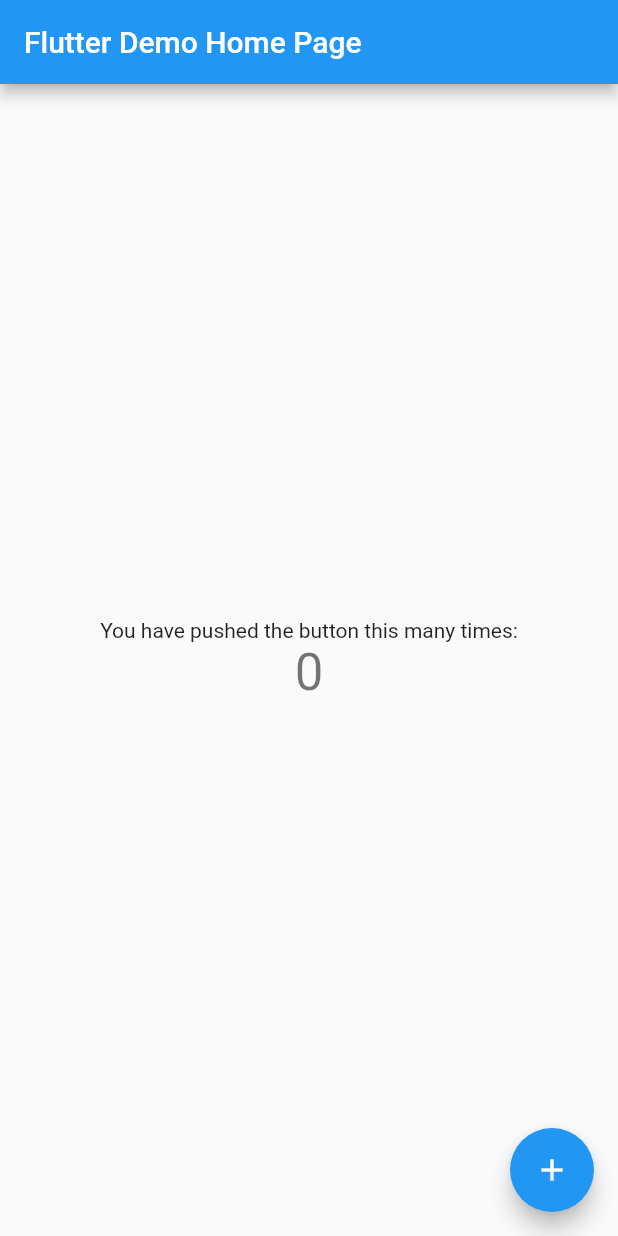
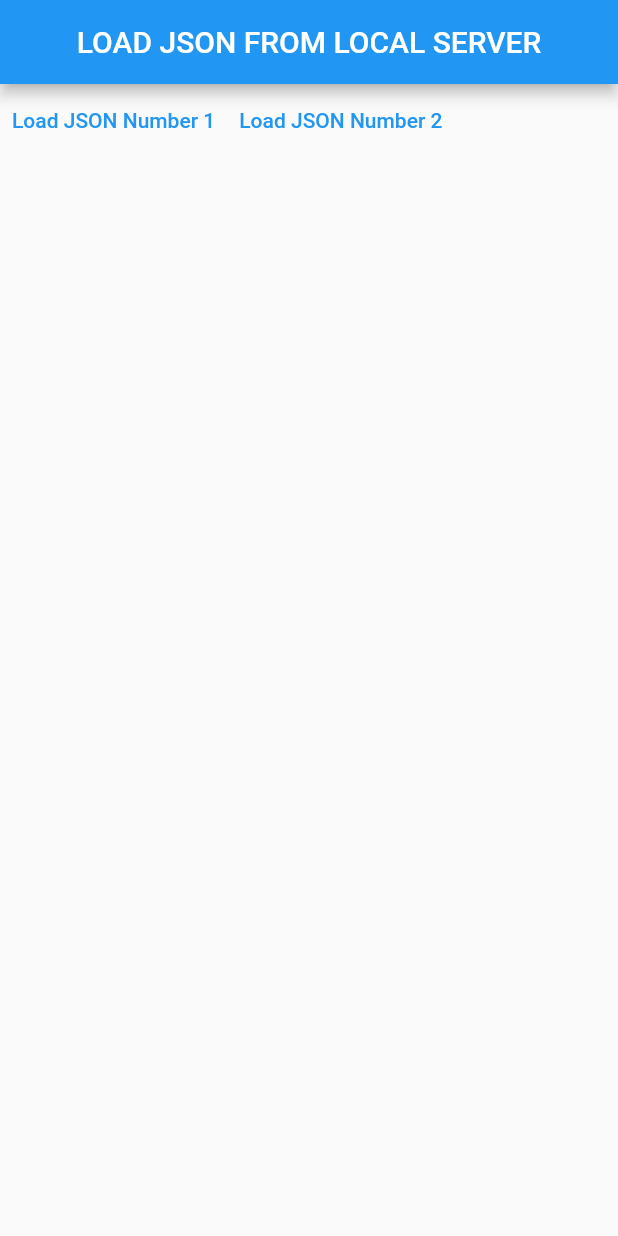
Before and after one commit to Chi-naza/first_bloc_app, a Flutter app: the screen it shows after launch, on a phone screen of 412 x 824 dp. Run offline on Flutter 3.47's test engine with Material 2 defaults, Android fonts, the phone set to English and light mode, and no system bars; our stand-ins replace bloc, flutter_bloc.

Commit message:
Finished Cubit Example; Started Bloc Example and Bloc Testing

```diff
--- /dev/null
+++ b/lib/bloc-personsExample/bloc_actions.dart
@@ -0,0 +1,50 @@
+import 'package:first_bloc_app/bloc-personsExample/person.dart';
+import 'package:flutter/foundation.dart' show immutable;
+
+
+
+
+typedef PersonLoader = Future<Iterable<Person>> Function(String url);
+
+const personUrl1 = "http://127.0.0.1:5500/api/persons1.json";
+const personUrl2 = "http://127.0.0.1:5500/api/persons2.json";
+
+
+// NB: Events are bloc inputs & Emit is the output of your Bloc
+
+// For wrapping up multiple events and states
+@immutable abstract class LoadAction {
+  const LoadAction();
+}
+
+
+
+// Bloc input (i.e the Event)
+@immutable class LoadPersonAction implements LoadAction {
+  final String url;
+  final PersonLoader loader;
+  LoadPersonAction({required this.url, required this.loader}) : super();
+}
+
+
+
+// enum
+// enum Personurl {
+//   persons1,
+//   persons2
+// }
+
+
+// extension UrlString on Personurl {
+//   String get urlString {
+//     switch(this){
+
+//       case Personurl.persons1:
+//         return "http://127.0.0.1:5500/api/persons1.json";
+//         break;
+//       case Personurl.persons2:
+//         return "http://127.0.0.1:5500/api/persons2.json";
+//         break;
+//     }
+//   }
+// }
--- /dev/null
+++ b/lib/bloc-personsExample/bloc_intro_screen.dart
@@ -0,0 +1,126 @@
+import 'dart:convert';
+import 'dart:io';
+import 'package:first_bloc_app/bloc-personsExample/bloc_actions.dart';
+import 'package:first_bloc_app/bloc-personsExample/person.dart';
+import 'package:first_bloc_app/bloc-personsExample/persons_bloc.dart';
+import 'package:flutter/material.dart';
+import 'package:flutter_bloc/flutter_bloc.dart';
+import 'dart:developer' as devtools show log;
+
+class BlocIntroScreen extends StatefulWidget {
+  const BlocIntroScreen({super.key});
+
+  @override
+  State<BlocIntroScreen> createState() => _BlocIntroScreenState();
+}
+
+class _BlocIntroScreenState extends State<BlocIntroScreen> {
+  @override
+  Widget build(BuildContext context) {
+    return Scaffold(
+      appBar: AppBar(
+        title: Text('LOAD JSON FROM LOCAL SERVER'),
+        centerTitle: true,
+      ),
+      body: Column(
+        children: [
+          Row(
+            children: [
+              TextButton(
+                onPressed: (){
+                  // Loading the bloc action
+                  context.read<PersonsBloc>().add(LoadPersonAction(url: personUrl1, loader: getPersons));
+                },
+                child: const Text('Load JSON Number 1'),
+              ),
+              TextButton(
+                onPressed: (){
+                  // Loading the bloc action
+                  context.read<PersonsBloc>().add(LoadPersonAction(url: personUrl2, loader: getPersons));
+                },
+                child: const Text('Load JSON Number 2'),
+              ),
+            ],
+          ),
+          BlocBuilder<PersonsBloc, FetchResult?>(
+            buildWhen: (previous, current) {
+              return previous?.persons != current?.persons;
+            },
+            builder: (context, fetchResult) {
+              fetchResult?.log();
+              final persons = fetchResult?.persons;
+
+              if(persons == null){
+                return const SizedBox();
+              }
+
+              return Expanded(
+                child: ListView.builder(
+                  itemCount: persons.length,
+                  itemBuilder: (context, index) {
+                    final person = persons[index];
+                    return ListTile(
+                      title: Text(person!.name),
+                      subtitle: Text(person.age.toString()),
+                    );
+                  },
+                ),
+              );
+
+            },
+          ),
+        ],
+      ),
+    );
+  }
+}
+
+
+
+
+
+
+
+
+
+
+
+
+
+
+
+
+
+
+
+
+
+// A function which simulates data fetch. Simulation achieved with vs code live server.
+Future<Iterable<Person>> getPersons(String url) async{
+  return await HttpClient()
+  .getUrl(Uri.parse(url))
+  .then((req) => req.close())
+  .then((resp) => resp.transform(utf8.decoder).join())
+  .then((str) => json.decode(str) as List<dynamic>)
+  .then((list) => list.map((e) => Person.fromJson(e)));
+}
+
+
+
+
+
+
+
+
+// An extension to extend the functionalities of an Iterable, especially for our list
+// If the element of the iterable accessed is not available, then, return null, instead of error
+extension Subscript<T> on Iterable<T> {
+  T? operator [](int index) => length > index ? elementAt(index) : null;
+}
+
+
+
+/// Adding Logging to our application
+extension Log on Object {
+  void log() => devtools.log(toString());
+}
--- /dev/null
+++ b/lib/bloc-personsExample/person.dart
@@ -0,0 +1,14 @@
+import 'package:flutter/foundation.dart' show immutable;
+
+// Person Model
+@immutable class Person {
+  final String name;
+  final int age;
+
+  const Person({ required this.name, required this.age });
+
+  Person.fromJson(Map<String, dynamic> json):
+    name = json['name'] as String,
+    age = json['age'] as int;
+
+}
--- /dev/null
+++ b/lib/bloc-personsExample/persons_bloc.dart
@@ -0,0 +1,68 @@
+import 'package:bloc/bloc.dart';
+import 'package:first_bloc_app/bloc-personsExample/bloc_actions.dart';
+import 'package:first_bloc_app/bloc-personsExample/person.dart';
+import 'package:flutter/foundation.dart' show immutable;
+
+
+
+// A custom extension on Iterable
+// Checks if two iterables are equal without using their ordering: checks their normal lengths & length of their intersections.
+extension IsEqualToIgnoringOrdering<T> on Iterable<T> {
+  bool isEqualToIgnoringOrdering(Iterable other) => length == other.length && {...this}.intersection({...other}) == length;
+}
+
+
+
+
+
+// Bloc Header
+class PersonsBloc extends Bloc<LoadAction, FetchResult?> {
+  final Map<String, Iterable<Person>> _cache = {};
+
+  PersonsBloc() : super(null){
+    on<LoadPersonAction>((event, emit) async{
+      final url =  event.url;
+      if(_cache.containsKey(url)){
+        // we have the value in the cache
+        final cachedPersons = _cache[url]!;
+        final result = FetchResult(
+          persons: cachedPersons,
+          isRetrievedFromCache: true
+        );
+        emit(result);
+      }else{
+        final loader = event.loader;
+        // we are retrieving fresh info from the loader (LoadActions).
+        final persons = await loader(url);
+        _cache[url] = persons;
+        final result = FetchResult(persons: persons, isRetrievedFromCache: false);
+        emit(result);
+      }
+    });
+  }
+}
+
+
+
+
+
+// The bloc state (OUTPUT)
+@immutable class FetchResult {
+  final Iterable<Person> persons;
+  final bool isRetrievedFromCache;
+
+  const FetchResult({ required this.persons, required this.isRetrievedFromCache });
+
+  @override
+  String toString() {
+    return "FetchResult (isRetrieved from cache = $isRetrievedFromCache, Persons: $persons)";
+  }
+
+  // overriding the equality
+  @override
+  bool operator == (covariant FetchResult other) => persons.isEqualToIgnoringOrdering(other.persons) && isRetrievedFromCache == other.isRetrievedFromCache;
+
+  // overriding the hash function
+  @override
+  int get hashCode => Object.hash(persons, isRetrievedFromCache);
+}
--- a/lib/main.dart
+++ b/lib/main.dart
@@ -1,7 +1,12 @@
+import 'package:first_bloc_app/bloc-personsExample/bloc_intro_screen.dart';
+import 'package:first_bloc_app/bloc-personsExample/persons_bloc.dart';
+import 'package:first_bloc_app/cubit-example/cubit_example_screen.dart';
 import 'package:flutter/material.dart';
+import'package:bloc/bloc.dart';
+import 'package:flutter_bloc/flutter_bloc.dart';
 
 void main() {
-  runApp(const MyApp());
+  runApp(MyApp());
 }
 
 class MyApp extends StatelessWidget {
@@ -13,103 +18,12 @@ class MyApp extends StatelessWidget {
     return MaterialApp(
       title: 'Flutter Demo',
       theme: ThemeData(
-        // This is the theme of your application.
-        //
-        // Try running your application with "flutter run". You'll see the
-        // application has a blue toolbar. Then, without quitting the app, try
-        // changing the primarySwatch below to Colors.green and then invoke
-        // "hot reload" (press "r" in the console where you ran "flutter run",
-        // or simply save your changes to "hot reload" in a Flutter IDE).
-        // Notice that the counter didn't reset back to zero; the application
-        // is not restarted.
         primarySwatch: Colors.blue,
       ),
-      home: const MyHomePage(title: 'Flutter Demo Home Page'),
+      home: BlocProvider(
+        create: (context) => PersonsBloc(),
+        child: const BlocIntroScreen(),
+      ),
     );
   }
 }
-
-class MyHomePage extends StatefulWidget {
-  const MyHomePage({super.key, required this.title});
-
-  // This widget is the home page of your application. It is stateful, meaning
-  // that it has a State object (defined below) that contains fields that affect
-  // how it looks.
-
-  // This class is the configuration for the state. It holds the values (in this
-  // case the title) provided by the parent (in this case the App widget) and
-  // used by the build method of the State. Fields in a Widget subclass are
-  // always marked "final".
-
-  final String title;
-
-  @override
-  State<MyHomePage> createState() => _MyHomePageState();
-}
-
-class _MyHomePageState extends State<MyHomePage> {
-  int _counter = 0;
-
-  void _incrementCounter() {
-    setState(() {
-      // This call to setState tells the Flutter framework that something has
-      // changed in this State, which causes it to rerun the build method below
-      // so that the display can reflect the updated values. If we changed
-      // _counter without calling setState(), then the build method would not be
-      // called again, and so nothing would appear to happen.
-      _counter++;
-    });
-  }
-
-  @override
-  Widget build(BuildContext context) {
-    // This method is rerun every time setState is called, for instance as done
-    // by the _incrementCounter method above.
-    //
-    // The Flutter framework has been optimized to make rerunning build methods
-    // fast, so that you can just rebuild anything that needs updating rather
-    // than having to individually change instances of widgets.
-    return Scaffold(
-      appBar: AppBar(
-        // Here we take the value from the MyHomePage object that was created by
-        // the App.build method, and use it to set our appbar title.
-        title: Text(widget.title),
-      ),
-      body: Center(
-        // Center is a layout widget. It takes a single child and positions it
-        // in the middle of the parent.
-        child: Column(
-          // Column is also a layout widget. It takes a list of children and
-          // arranges them vertically. By default, it sizes itself to fit its
-          // children horizontally, and tries to be as tall as its parent.
-          //
-          // Invoke "debug painting" (press "p" in the console, choose the
-          // "Toggle Debug Paint" action from the Flutter Inspector in Android
-          // Studio, or the "Toggle Debug Paint" command in Visual Studio Code)
-          // to see the wireframe for each widget.
-          //
-          // Column has various properties to control how it sizes itself and
-          // how it positions its children. Here we use mainAxisAlignment to
-          // center the children vertically; the main axis here is the vertical
-          // axis because Columns are vertical (the cross axis would be
-          // horizontal).
-          mainAxisAlignment: MainAxisAlignment.center,
-          children: <Widget>[
-            const Text(
-              'You have pushed the button this many times:',
-            ),
-            Text(
-              '$_counter',
-              style: Theme.of(context).textTheme.headline4,
-            ),
-          ],
-        ),
-      ),
-      floatingActionButton: FloatingActionButton(
-        onPressed: _incrementCounter,
-        tooltip: 'Increment',
-        child: const Icon(Icons.add),
-      ), // This trailing comma makes auto-formatting nicer for build methods.
-    );
-  }
-}
--- a/pubspec.yaml
+++ b/pubspec.yaml
@@ -38,6 +38,10 @@ dependencies:
   cupertino_icons: ^1.0.2
   bloc: ^8.1.1
   flutter_bloc: ^8.1.2
+  flutter_screenutil: ^5.6.1
+  google_fonts: ^4.0.3
+
+
 
 dev_dependencies:
   flutter_test:
@@ -49,6 +53,7 @@ dev_dependencies:
   # package. See that file for information about deactivating specific lint
   # rules and activating additional ones.
   flutter_lints: ^2.0.0
+  bloc_test: ^9.1.1
 
 # For information on the generic Dart part of this file, see the
 # following page: https://dart.dev/tools/pub/pubspec
```
Also changed, not shown: api/persons1.json (added, +14 -0 lines), api/persons2.json (added, +14 -0 lines), lib/cubit-example/cubit_example_screen.dart (added, +89 -0 lines), pubspec.lock, 4 other files.
